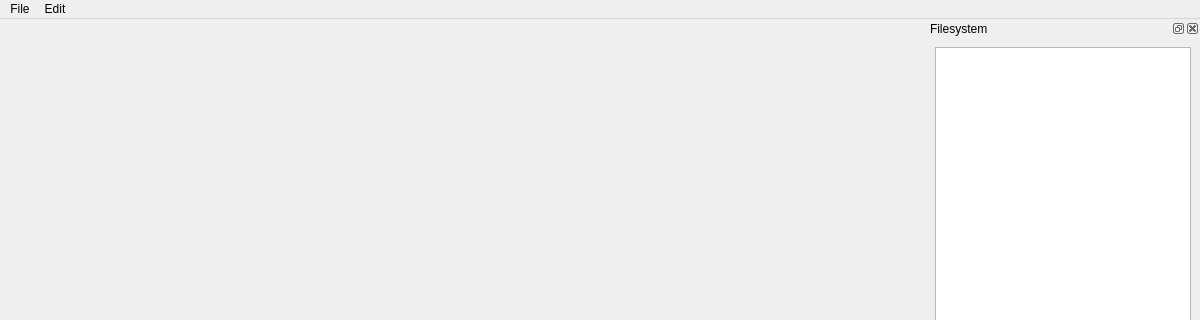
This is ori3nt8/gui/ui/MainWindow.ui in nickguletskii/ori3nt8 as Qt 5 draws it before an edit; both pictures show x 0 to 1200 and y 0 to 320 of the 1200 by 679 pixel window. The edited form follows.
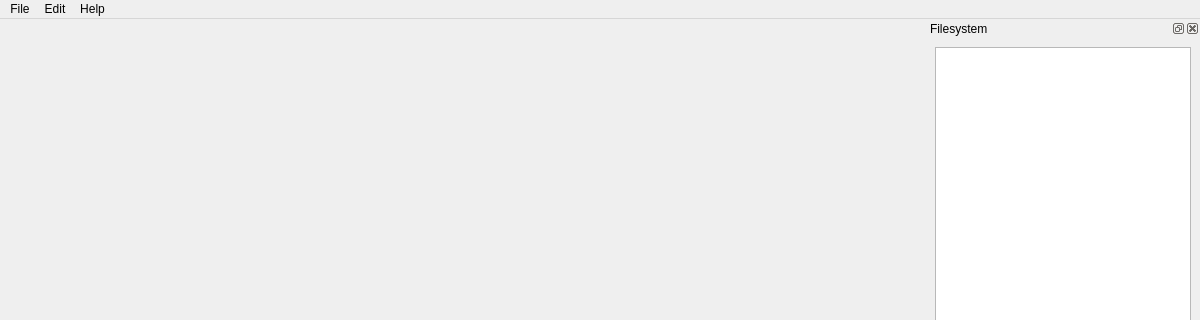
This is the edited form.

Commit message: Add an about dialog and a link to the website

The edit to the form file:
```diff
--- a/ori3nt8/gui/ui/MainWindow.ui
+++ b/ori3nt8/gui/ui/MainWindow.ui
@@ -127,8 +127,16 @@
     <addaction name="actionAutomatically_apply"/>
     <addaction name="actionApply_suggested_orientation"/>
    </widget>
+   <widget class="QMenu" name="menuHelp">
+    <property name="title">
+     <string>Help</string>
+    </property>
+    <addaction name="actionWebsite"/>
+    <addaction name="actionAbout"/>
+   </widget>
    <addaction name="menuFile"/>
    <addaction name="menuEdit"/>
+   <addaction name="menuHelp"/>
   </widget>
   <widget class="QStatusBar" name="statusbar"/>
   <widget class="QDockWidget" name="fileTreeDockWidget">
```
Left out of the diff: 10 changed lines with no effect on the pictures. The commit also changes 5 other files.
